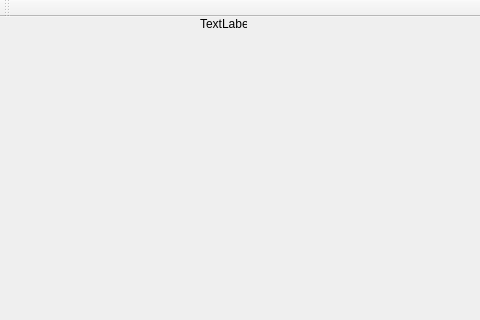
liligeng111/typesetter, file viewer.ui: the form before one commit; both pictures show x 0 to 480 and y 0 to 320 of the 897 by 642 pixel window.
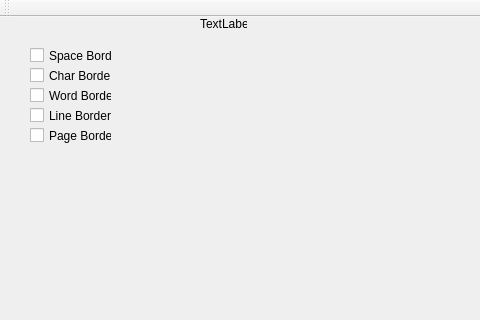
The form after the commit.

Commit message: all the borders work!:relieved:

```diff
--- a/viewer.ui
+++ b/viewer.ui
@@ -53,6 +53,71 @@
      <string>TextLabel</string>
     </property>
    </widget>
+   <widget class="QCheckBox" name="spaceBorderButton">
+    <property name="geometry">
+     <rect>
+      <x>30</x>
+      <y>30</y>
+      <width>82</width>
+      <height>17</height>
+     </rect>
+    </property>
+    <property name="text">
+     <string>Space Border</string>
+    </property>
+   </widget>
+   <widget class="QCheckBox" name="wordBorderButton">
+    <property name="geometry">
+     <rect>
+      <x>30</x>
+      <y>70</y>
+      <width>82</width>
+      <height>17</height>
+     </rect>
+    </property>
+    <property name="text">
+     <string>Word Border</string>
+    </property>
+   </widget>
+   <widget class="QCheckBox" name="charBorderButton">
+    <property name="geometry">
+     <rect>
+      <x>30</x>
+      <y>50</y>
+      <width>82</width>
+      <height>17</height>
+     </rect>
+    </property>
+    <property name="text">
+     <string>Char Border</string>
+    </property>
+   </widget>
+   <widget class="QCheckBox" name="pageBorderButton">
+    <property name="geometry">
+     <rect>
+      <x>30</x>
+      <y>110</y>
+      <width>82</width>
+      <height>17</height>
+     </rect>
+    </property>
+    <property name="text">
+     <string>Page Border</string>
+    </property>
+   </widget>
+   <widget class="QCheckBox" name="lineBorderButton">
+    <property name="geometry">
+     <rect>
+      <x>30</x>
+      <y>90</y>
+      <width>82</width>
+      <height>17</height>
+     </rect>
+    </property>
+    <property name="text">
+     <string>Line Border</string>
+    </property>
+   </widget>
   </widget>
   <widget class="QMenuBar" name="menuBar">
    <property name="geometry">
```
The commit also changes 9 other files.
